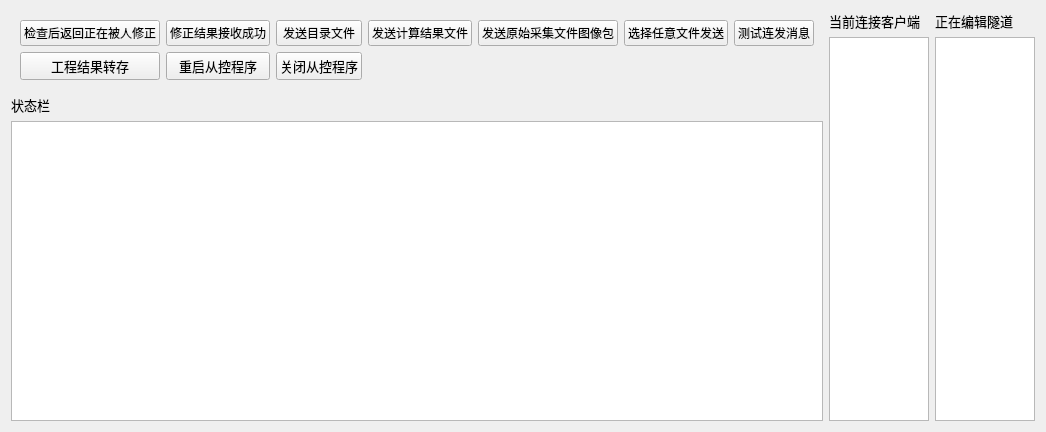
Above: v1.0/module/lz_office_server_main/src/gui/form.ui from fanxiang090909/Railway-Tunnel-Construction-Dlearance-Measure-LanZhou before the change. Below: the same form after it.
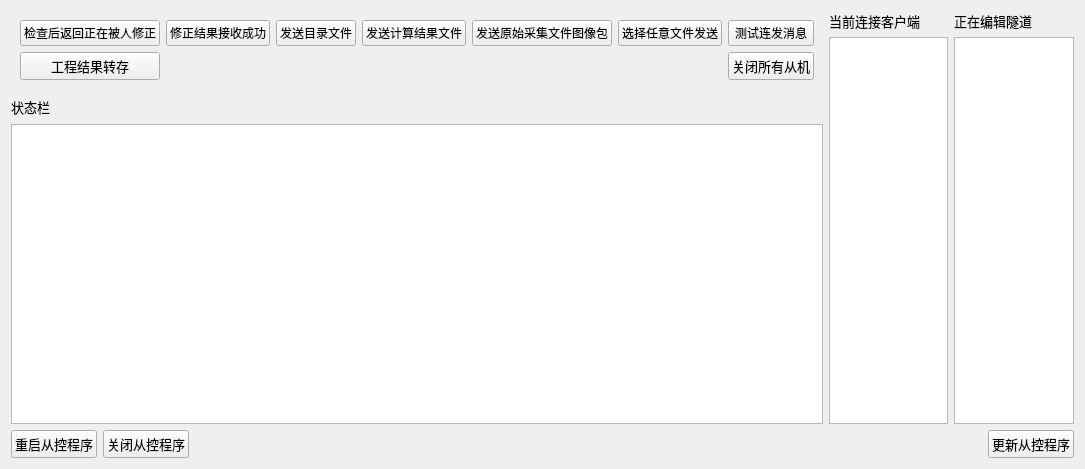
That is the form after the change. Icons and pictures are not drawn.

The edit to the form file:
```diff
--- a/v1.0/module/lz_office_server_main/src/gui/form.ui
+++ b/v1.0/module/lz_office_server_main/src/gui/form.ui
@@ -6,13 +6,15 @@
    <rect>
     <x>0</x>
     <y>0</y>
-    <width>1040</width>
-    <height>428</height>
+    <width>1085</width>
+    <height>469</height>
    </rect>
   </property>
   <property name="windowTitle">
    <string>Form</string>
   </property>
+  <layout class="QVBoxLayout" name="verticalLayout_2">
+   <item>
   <layout class="QHBoxLayout" name="horizontalLayout">
    <item>
     <layout class="QVBoxLayout" name="verticalLayout">
@@ -68,19 +70,6 @@
           </property>
          </widget>
         </item>
-        <item row="1" column="1">
-         <widget class="QPushButton" name="resetSlaveProgramButton">
-          <property name="font">
-           <font>
-            <family>微软雅黑</family>
-            <pointsize>10</pointsize>
-           </font>
-          </property>
-          <property name="text">
-           <string>重启从控程序</string>
-          </property>
-         </widget>
-        </item>
         <item row="1" column="0">
          <widget class="QPushButton" name="saveProjDataButton">
           <property name="font">
@@ -105,8 +94,8 @@
           </property>
          </widget>
         </item>
-        <item row="1" column="2">
-         <widget class="QPushButton" name="terminateSlaveProgramButton">
+          <item row="1" column="6">
+           <widget class="QPushButton" name="shutdownAllButton">
           <property name="font">
            <font>
             <family>微软雅黑</family>
@@ -114,7 +103,7 @@
            </font>
           </property>
           <property name="text">
-           <string>关闭从控程序</string>
+             <string>关闭所有从机</string>
           </property>
          </widget>
         </item>
@@ -214,6 +203,64 @@
          <width>100</width>
          <height>0</height>
         </size>
+         </property>
+        </widget>
+       </item>
+      </layout>
+     </item>
+    </layout>
+   </item>
+   <item>
+    <layout class="QGridLayout" name="gridLayout_3">
+     <item row="0" column="2">
+      <spacer name="horizontalSpacer_2">
+       <property name="orientation">
+        <enum>Qt::Horizontal</enum>
+       </property>
+       <property name="sizeHint" stdset="0">
+        <size>
+         <width>40</width>
+         <height>20</height>
+        </size>
+       </property>
+      </spacer>
+     </item>
+     <item row="0" column="3">
+      <widget class="QPushButton" name="updateSlaveExeFileButton">
+       <property name="font">
+        <font>
+         <family>微软雅黑</family>
+         <pointsize>10</pointsize>
+        </font>
+       </property>
+       <property name="text">
+        <string>更新从控程序</string>
+       </property>
+      </widget>
+     </item>
+     <item row="0" column="0">
+      <widget class="QPushButton" name="resetSlaveProgramButton">
+       <property name="font">
+        <font>
+         <family>微软雅黑</family>
+         <pointsize>10</pointsize>
+        </font>
+       </property>
+       <property name="text">
+        <string>重启从控程序</string>
+       </property>
+      </widget>
+     </item>
+     <item row="0" column="1">
+      <widget class="QPushButton" name="terminateSlaveProgramButton">
+       <property name="font">
+        <font>
+         <family>微软雅黑</family>
+         <pointsize>10</pointsize>
+        </font>
+       </property>
+       <property name="text">
+        <string>关闭从控程序</string>
        </property>
       </widget>
      </item>
```
Lines whose indentation alone changed are shown as unchanged.
